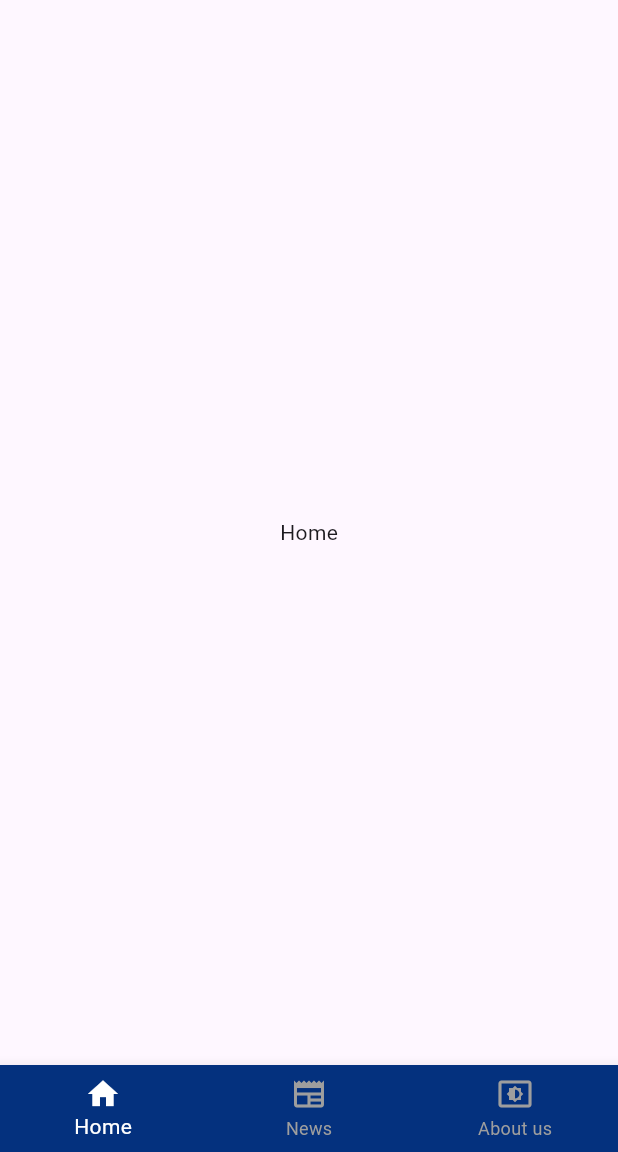
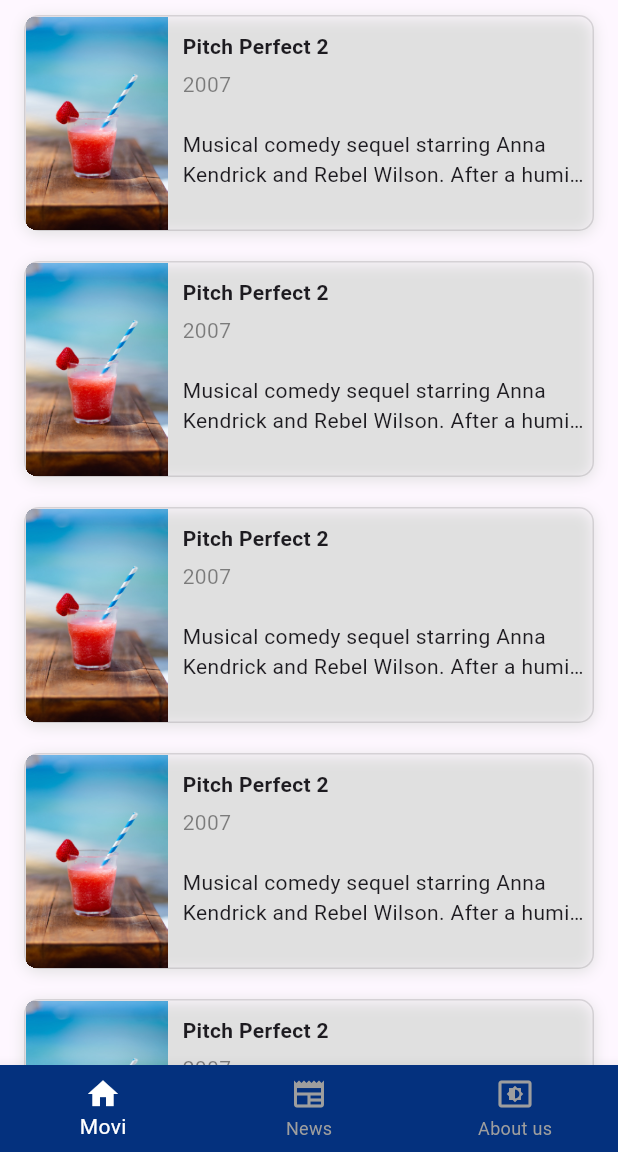
Before and after one commit to ValGorovyi/prog_LazyLF, a Flutter app: the MainScreenW screen opened by its route, on a phone screen of 412 x 824 dp, the part 84-1236 px from its top. Run offline on Flutter 3.47's test engine with Material 3 defaults, Android fonts, the phone set to English and light mode, and no system bars.

Commit message:
add demo movi list

```diff
--- /dev/null
+++ b/lib/cardsList/cardsList.dart
@@ -0,0 +1,75 @@
+import 'package:flutter/material.dart';
+import 'package:prog_lazy_f/imagesW/imagesForW.dart';
+
+class MoviCards extends StatelessWidget {
+  @override
+  Widget build(BuildContext context) {
+    return ListView.builder(
+      itemCount: 100,
+      itemExtent: 164,
+      itemBuilder: (BuildContext context, int index) {
+        return Padding(
+          padding: EdgeInsetsGeometry.symmetric(horizontal: 16, vertical: 10),
+          child: Stack(
+            children: [
+              Container(
+                clipBehavior: Clip.hardEdge,
+                decoration: BoxDecoration(
+                  boxShadow: [
+                    BoxShadow(
+                      color: Colors.grey.shade300,
+
+                      blurRadius: 8,
+                      offset: Offset(0, 2),
+                    ),
+                  ],
+                  border: Border.all(color: Colors.black12),
+                  borderRadius: BorderRadiusGeometry.circular(10),
+                ),
+                child: Row(
+                  children: [
+                    Image(image: AssetImage(ImagesWidg.heidiImageAdres)),
+                    SizedBox(width: 10),
+                    Expanded(
+                      child: Column(
+                        crossAxisAlignment: CrossAxisAlignment.start,
+                        children: [
+                          SizedBox(height: 10),
+                          Text(
+                            'Pitch Perfect 2',
+                            overflow: TextOverflow.ellipsis,
+                            maxLines: 1,
+                            style: TextStyle(fontWeight: FontWeight.bold),
+                          ),
+                          SizedBox(height: 5),
+                          Text('2007', style: TextStyle(color: Colors.black45)),
+                          SizedBox(height: 20),
+                          Text(
+                            overflow: TextOverflow.ellipsis,
+                            style: TextStyle(),
+                            'Musical comedy sequel starring Anna Kendrick and Rebel Wilson. After a humiliating show in front of the President, the Barden Bellas a cappella group attempt to redeem themselves.',
+                            maxLines: 2,
+                          ),
+                        ],
+                      ),
+                    ),
+                    SizedBox(width: 6),
+                  ],
+                ),
+              ),
+              Material(
+                color: Colors.transparent,
+                child: InkWell(
+                  borderRadius: BorderRadius.circular(10),
+                  onTap: () {
+                    print('tapapa');
+                  },
+                ),
+              ),
+            ],
+          ),
+        );
+      },
+    );
+  }
+}
--- /dev/null
+++ b/lib/imagesW/imagesForW.dart
@@ -0,0 +1,5 @@
+import 'package:flutter/material.dart';
+
+abstract class ImagesWidg {
+  static String heidiImageAdres = 'images/heidi.jpg';
+}
--- a/lib/main.dart
+++ b/lib/main.dart
@@ -47,10 +47,10 @@ class UpperThemeW extends StatelessWidget {
 
         // colorScheme: ColorScheme.fromSeed(seedColor: Colors.deepPurple),
       ),
-      home: AuthorizW(),
+      // home: AuthorizW(),
       initialRoute: '/',
       routes: <String, WidgetBuilder>{
-        '': (BuildContext context) => AuthorizW(),
+        '/': (BuildContext context) => AuthorizW(),
         '/main': (BuildContext context) => MainScreenW(),
       },
       onGenerateRoute: (RouteSettings setting) {
--- a/lib/mainScreenW/mainScreenW.dart
+++ b/lib/mainScreenW/mainScreenW.dart
@@ -1,4 +1,5 @@
 import 'package:flutter/material.dart';
+import 'package:prog_lazy_f/cardsList/cardsList.dart';
 
 class MainScreenW extends StatefulWidget {
   const MainScreenW({super.key});
@@ -16,10 +17,10 @@ class _MainScreenW extends State<MainScreenW> {
     });
   }
 
-  static const List<Widget> _ontaperWidget = [
-    Text('Home'),
-    Text('News'),
-    Text('About us'),
+  static final List<Widget> _ontaperWidget = [
+    MoviCards(),
+    const Text('News'),
+    const Text('About us'),
   ];
   @override
   Widget build(BuildContext context) {
@@ -30,7 +31,7 @@ class _MainScreenW extends State<MainScreenW> {
         currentIndex: _selectedIndex,
         onTap: (index) => onTapItemBar(index),
         items: [
-          BottomNavigationBarItem(icon: Icon(Icons.home), label: 'Home'),
+          BottomNavigationBarItem(icon: Icon(Icons.home), label: 'Movi'),
           BottomNavigationBarItem(icon: Icon(Icons.newspaper), label: 'News'),
           BottomNavigationBarItem(
             icon: Icon(Icons.settings_brightness),
--- a/pubspec.yaml
+++ b/pubspec.yaml
@@ -58,8 +58,8 @@ flutter:
   uses-material-design: true
 
   # To add assets to your application, add an assets section, like this:
-  # assets:
-  #   - images/a_dot_burr.jpeg
+  assets:
+    - images/heidi.jpg
   #   - images/a_dot_ham.jpeg
 
   # An image asset can refer to one or more resolution-specific "variants", see
```
Also changed, not shown: images/heidi.jpg (added).
